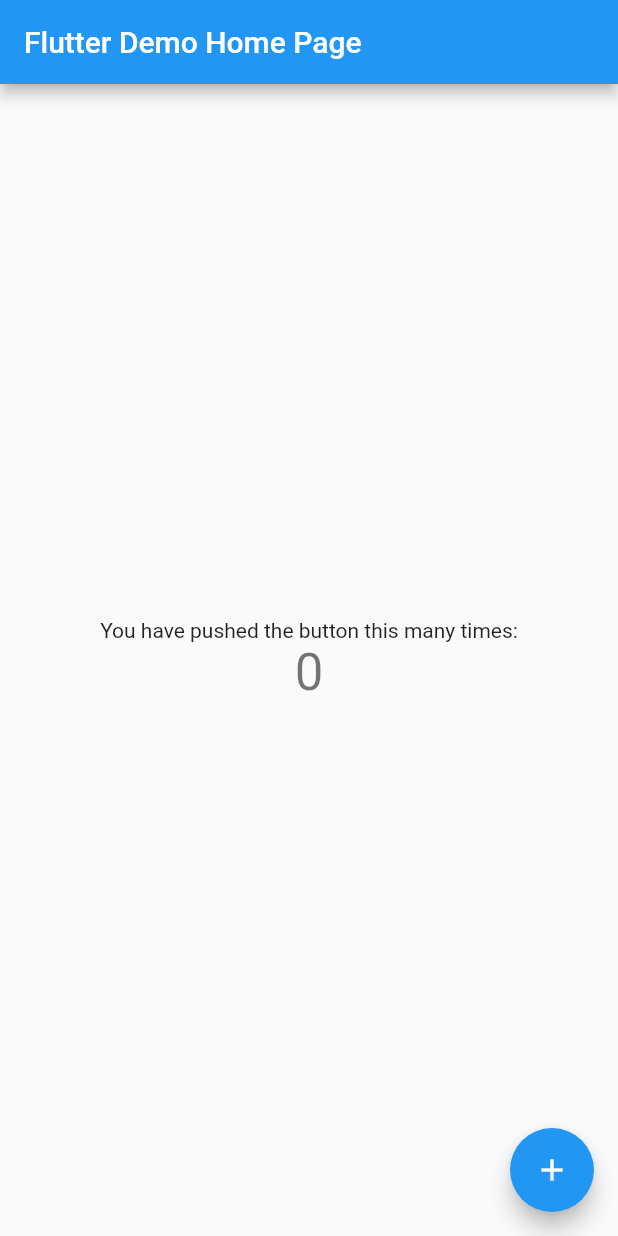
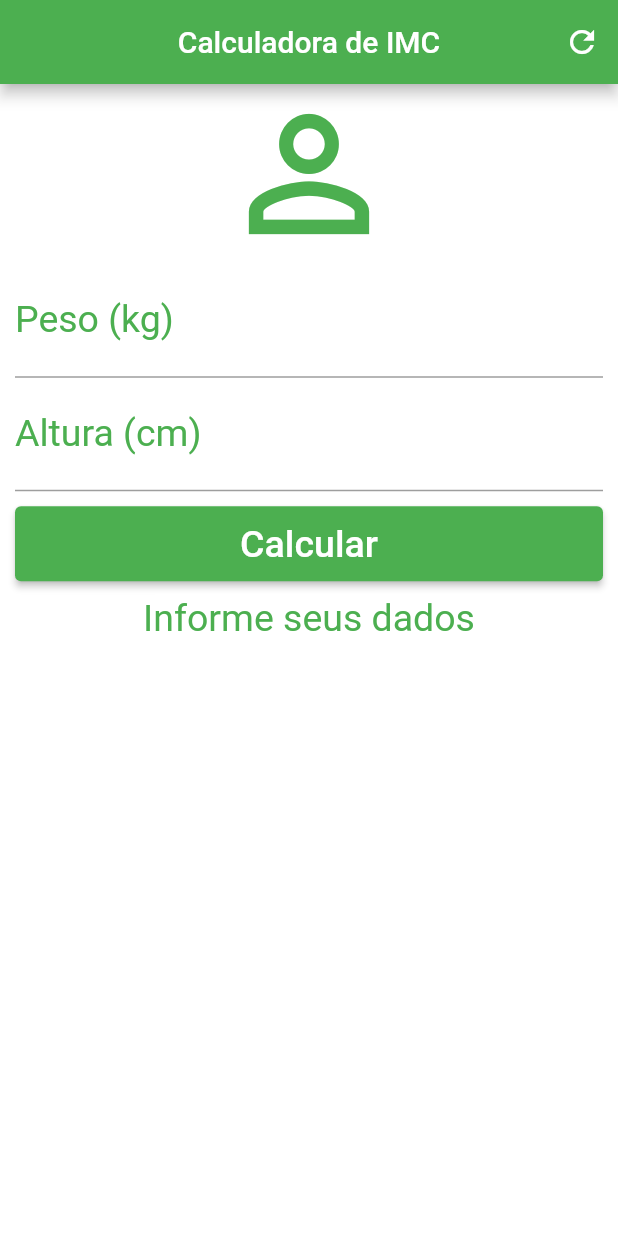
Before and after one commit to zombrilli/flutter, a Flutter app: the screen it shows after launch, on a phone screen of 412 x 824 dp. Run offline on Flutter 3.47's test engine with Material 2 defaults, Android fonts, the phone set to English and light mode, and no system bars; our stand-ins replace google_fonts.

Commit message:
cria app imc

```diff
--- a/imcapp/lib/main.dart
+++ b/imcapp/lib/main.dart
@@ -1,115 +1,8 @@
+import 'package:imcapp/pages/home.dart';
 import 'package:flutter/material.dart';
 
 void main() {
-  runApp(const MyApp());
+  runApp(const MaterialApp(
+    home: Home(),
+  ));
 }
-
-class MyApp extends StatelessWidget {
-  const MyApp({super.key});
-
-  // This widget is the root of your application.
-  @override
-  Widget build(BuildContext context) {
-    return MaterialApp(
-      title: 'Flutter Demo',
-      theme: ThemeData(
-        // This is the theme of your application.
-        //
-        // Try running your application with "flutter run". You'll see the
-        // application has a blue toolbar. Then, without quitting the app, try
-        // changing the primarySwatch below to Colors.green and then invoke
-        // "hot reload" (press "r" in the console where you ran "flutter run",
-        // or simply save your changes to "hot reload" in a Flutter IDE).
-        // Notice that the counter didn't reset back to zero; the application
-        // is not restarted.
-        primarySwatch: Colors.blue,
-      ),
-      home: const MyHomePage(title: 'Flutter Demo Home Page'),
-    );
-  }
-}
-
-class MyHomePage extends StatefulWidget {
-  const MyHomePage({super.key, required this.title});
-
-  // This widget is the home page of your application. It is stateful, meaning
-  // that it has a State object (defined below) that contains fields that affect
-  // how it looks.
-
-  // This class is the configuration for the state. It holds the values (in this
-  // case the title) provided by the parent (in this case the App widget) and
-  // used by the build method of the State. Fields in a Widget subclass are
-  // always marked "final".
-
-  final String title;
-
-  @override
-  State<MyHomePage> createState() => _MyHomePageState();
-}
-
-class _MyHomePageState extends State<MyHomePage> {
-  int _counter = 0;
-
-  void _incrementCounter() {
-    setState(() {
-      // This call to setState tells the Flutter framework that something has
-      // changed in this State, which causes it to rerun the build method below
-      // so that the display can reflect the updated values. If we changed
-      // _counter without calling setState(), then the build method would not be
-      // called again, and so nothing would appear to happen.
-      _counter++;
-    });
-  }
-
-  @override
-  Widget build(BuildContext context) {
-    // This method is rerun every time setState is called, for instance as done
-    // by the _incrementCounter method above.
-    //
-    // The Flutter framework has been optimized to make rerunning build methods
-    // fast, so that you can just rebuild anything that needs updating rather
-    // than having to individually change instances of widgets.
-    return Scaffold(
-      appBar: AppBar(
-        // Here we take the value from the MyHomePage object that was created by
-        // the App.build method, and use it to set our appbar title.
-        title: Text(widget.title),
-      ),
-      body: Center(
-        // Center is a layout widget. It takes a single child and positions it
-        // in the middle of the parent.
-        child: Column(
-          // Column is also a layout widget. It takes a list of children and
-          // arranges them vertically. By default, it sizes itself to fit its
-          // children horizontally, and tries to be as tall as its parent.
-          //
-          // Invoke "debug painting" (press "p" in the console, choose the
-          // "Toggle Debug Paint" action from the Flutter Inspector in Android
-          // Studio, or the "Toggle Debug Paint" command in Visual Studio Code)
-          // to see the wireframe for each widget.
-          //
-          // Column has various properties to control how it sizes itself and
-          // how it positions its children. Here we use mainAxisAlignment to
-          // center the children vertically; the main axis here is the vertical
-          // axis because Columns are vertical (the cross axis would be
-          // horizontal).
-          mainAxisAlignment: MainAxisAlignment.center,
-          children: <Widget>[
-            const Text(
-              'You have pushed the button this many times:',
-            ),
-            Text(
-              '$_counter',
-              style: Theme.of(context).textTheme.headlineMedium,
-            ),
-          ],
-        ),
-      ),
-      floatingActionButton: FloatingActionButton(
-        onPressed: _incrementCounter,
-        tooltip: 'Increment',
-        child: const Icon(Icons.add),
-      ), // This trailing comma makes auto-formatting nicer for build methods.
-    );
-  }
-}
--- /dev/null
+++ b/imcapp/lib/pages/home.dart
@@ -0,0 +1,142 @@
+import 'package:flutter/material.dart';
+
+class Home extends StatefulWidget {
+  const Home({super.key});
+
+  @override
+  State<Home> createState() => _HomeState();
+}
+
+class _HomeState extends State<Home> {
+  TextEditingController weightController = TextEditingController();
+  TextEditingController heightController = TextEditingController();
+
+  String infoText = 'Informe seus dados';
+
+  GlobalKey<FormState> formKey = GlobalKey<FormState>();
+  String errorTextWeight = '';
+  String errorTextHeight = 'informe uma altura válido';
+
+  void calcImc() {
+    double weight = double.parse(weightController.text);
+    double height = double.parse(heightController.text) / 100;
+    double imc = weight / (height * height);
+
+    if (imc < 18.6) {
+      infoText = 'Abaixo do peso (${imc.toStringAsPrecision(4)})';
+    } else if (imc >= 18.6 && imc < 24.9) {
+      infoText = 'Peso ideal (${imc.toStringAsPrecision(4)})';
+    } else if (imc >= 24.9 && imc < 29.9) {
+      infoText = 'Levemente acima do peso (${imc.toStringAsPrecision(4)})';
+    } else if (imc >= 29.9 && imc < 34.9) {
+      infoText = 'Obesidade grau I (${imc.toStringAsPrecision(4)})';
+    } else if (imc >= 34.9 && imc < 39.9) {
+      infoText = 'Obesidade grau II (${imc.toStringAsPrecision(4)})';
+    } else if (imc >= 40) {
+      infoText = 'Obesidade grau III (${imc.toStringAsPrecision(4)})';
+    }
+
+    setState(() {
+      infoText;
+    });
+  }
+
+  void _resetFields() {
+    setState(() {
+      weightController.text = '';
+      heightController.text = '';
+      infoText = 'Informe seus dados';
+      formKey = GlobalKey<FormState>();
+    });
+  }
+
+  @override
+  Widget build(BuildContext context) {
+    return Scaffold(
+      appBar: AppBar(
+        title: const Text('Calculadora de IMC'),
+        centerTitle: true,
+        backgroundColor: Colors.green,
+        actions: [
+          IconButton(
+            onPressed: _resetFields,
+            icon: const Icon(Icons.refresh),
+          ),
+        ],
+      ),
+      backgroundColor: Colors.white,
+      body: SingleChildScrollView(
+        padding: const EdgeInsets.symmetric(horizontal: 10.0),
+        child: Form(
+          key: formKey,
+          child: Column(
+            crossAxisAlignment: CrossAxisAlignment.stretch,
+            children: [
+              const Icon(
+                Icons.person_outline,
+                size: 120.0,
+                color: Colors.green,
+              ),
+              TextFormField(
+                validator: (value) {
+                  if (value!.isEmpty) {
+                    errorTextWeight = 'informe um peso válido';
+                    return errorTextWeight;
+                  }
+                },
+                controller: weightController,
+                keyboardType: TextInputType.number,
+                decoration: const InputDecoration(
+                  labelText: 'Peso (kg)',
+                  labelStyle: TextStyle(color: Colors.green),
+                ),
+                textAlign: TextAlign.center,
+                style: const TextStyle(color: Colors.green, fontSize: 25.0),
+              ),
+              TextFormField(
+                validator: (value) {
+                  if (value!.isEmpty) {
+                    errorTextHeight = 'informe uma altura válida';
+                    return errorTextHeight;
+                  }
+                },
+                controller: heightController,
+                keyboardType: TextInputType.number,
+                decoration: const InputDecoration(
+                  labelText: 'Altura (cm)',
+                  labelStyle: TextStyle(color: Colors.green),
+                ),
+                textAlign: TextAlign.center,
+                style: const TextStyle(color: Colors.green, fontSize: 25.0),
+              ),
+              Padding(
+                padding: const EdgeInsets.only(top: 10.0, bottom: 10.0),
+                child: SizedBox(
+                  height: 50.0,
+                  child: ElevatedButton(
+                    onPressed: () {
+                      if (formKey.currentState!.validate()) {
+                        calcImc();
+                      }
+                    },
+                    style:
+                        ElevatedButton.styleFrom(backgroundColor: Colors.green),
+                    child: const Text(
+                      'Calcular',
+                      style: TextStyle(color: Colors.white, fontSize: 25.0),
+                    ),
+                  ),
+                ),
+              ),
+              Text(
+                infoText,
+                textAlign: TextAlign.center,
+                style: const TextStyle(color: Colors.green, fontSize: 25.0),
+              ),
+            ],
+          ),
+        ),
+      ),
+    );
+  }
+}
```
Also changed, not shown: 1 other file.
